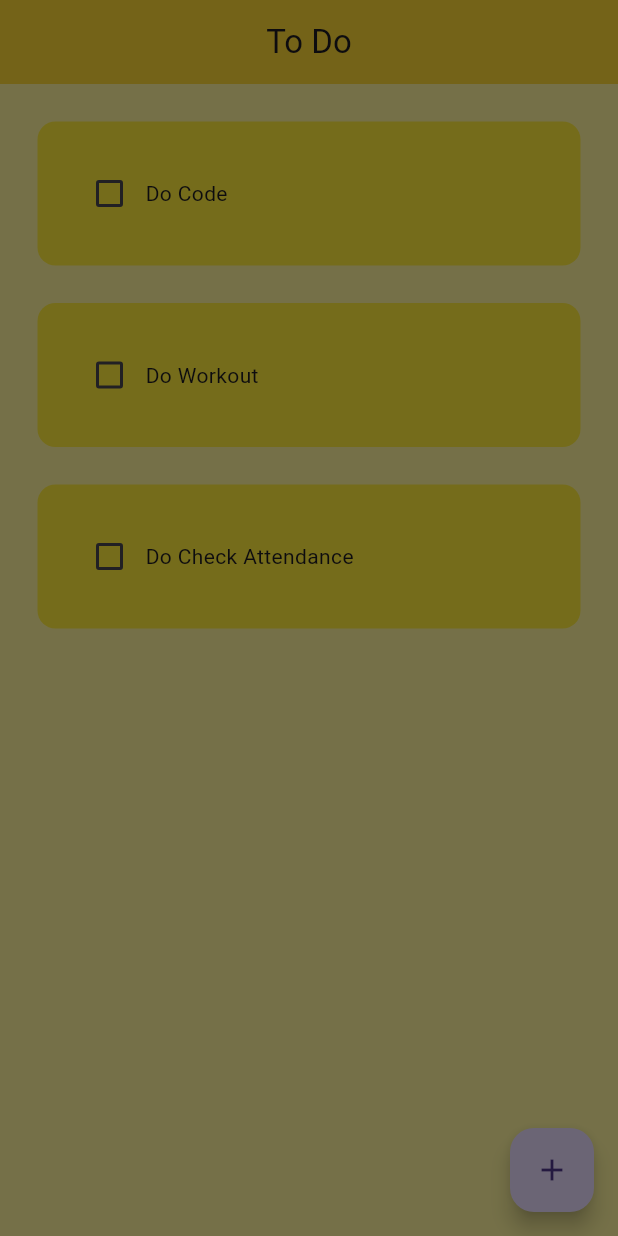
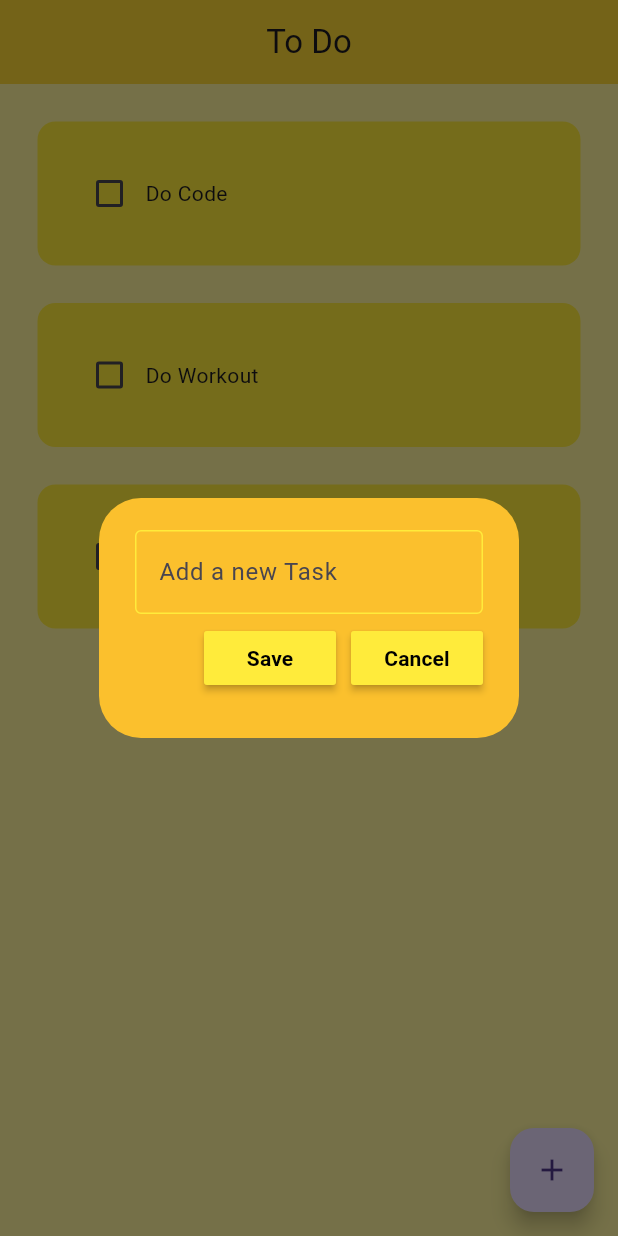
Before and after one commit to SatyamIT86/ToDo-App, a Flutter app: the screen it shows after launch, after a tap on the "add" icon, on a phone screen of 412 x 824 dp. Run offline on Flutter 3.47's test engine with Material 3 defaults, Android fonts, the phone set to English and light mode, and no system bars.

Commit message:
Working on Controllers

```diff
--- a/lib/Pages/home_page.dart
+++ b/lib/Pages/home_page.dart
@@ -1,4 +1,5 @@
 import 'package:flutter/material.dart';
+import 'package:normaltodo/Utils/diaglogbox.dart';
 import 'package:normaltodo/Utils/todo_tile.dart';
 
 class HomePage extends StatefulWidget {
@@ -9,6 +10,7 @@ class HomePage extends StatefulWidget {
 }
 
 class _HomePageState extends State<HomePage> {
+  final _controller = TextEditingController();
   List toDoList = [
     ["Do Code", false],
     ["Do Workout", false],
@@ -20,11 +22,21 @@ class _HomePageState extends State<HomePage> {
     });
   }
 
+  void SavedNewTask() {
+    setState(() {
+      toDoList.add([_controller.text, false]);
+    });
+  }
+
   void createNewTask() {
     showDialog(
       context: context,
       builder: (context) {
-        return AlertDialog();
+        return DiaglogBox(
+          controller: _controller,
+          onSaved: SavedNewTask,
+          onCancel: () => Navigator.of(context).pop(),
+        );
       },
     );
   }
--- /dev/null
+++ b/lib/Utils/diaglogbox.dart
@@ -0,0 +1,51 @@
+// ignore_for_file: public_member_api_docs, sort_constructors_first
+import 'package:flutter/material.dart';
+
+import 'package:normaltodo/Utils/my_button.dart';
+
+class DiaglogBox extends StatelessWidget {
+  final controller;
+  VoidCallback onSaved;
+  VoidCallback onCancel;
+  DiaglogBox({
+    Key? key,
+    required this.onSaved,
+    required this.onCancel,
+    this.controller,
+  }) : super(key: key);
+
+  @override
+  Widget build(BuildContext context) {
+    return AlertDialog(
+      backgroundColor: Colors.yellow[700],
+      content: Container(
+        height: 120,
+        child: Column(
+          mainAxisAlignment: MainAxisAlignment.spaceEvenly,
+          children: [
+            TextField(
+              controller: controller,
+              decoration: InputDecoration(
+                hintText: "Add a new Task",
+                enabledBorder: OutlineInputBorder(
+                  borderSide: BorderSide(color: Colors.yellow),
+                ),
+                focusedBorder: OutlineInputBorder(
+                  borderSide: BorderSide(color: Colors.black),
+                ),
+              ),
+            ),
+            Row(
+              mainAxisAlignment: MainAxisAlignment.end,
+              children: [
+                MyButton(text: "Save", onPressed: onSaved),
+                const SizedBox(width: 10),
+                MyButton(text: "Cancel", onPressed: onCancel),
+              ],
+            ),
+          ],
+        ),
+      ),
+    );
+  }
+}
--- /dev/null
+++ b/lib/Utils/my_button.dart
@@ -0,0 +1,21 @@
+// ignore_for_file: public_member_api_docs, sort_constructors_first
+import 'package:flutter/material.dart';
+
+class MyButton extends StatelessWidget {
+  final String text;
+  VoidCallback onPressed;
+  MyButton({Key? key, required this.text, required this.onPressed})
+    : super(key: key);
+
+  @override
+  Widget build(BuildContext context) {
+    return MaterialButton(
+      onPressed: onPressed,
+      color: Colors.yellow,
+      child: Text(
+        text,
+        style: TextStyle(color: Colors.black, fontWeight: FontWeight.bold),
+      ),
+    );
+  }
+}
```
